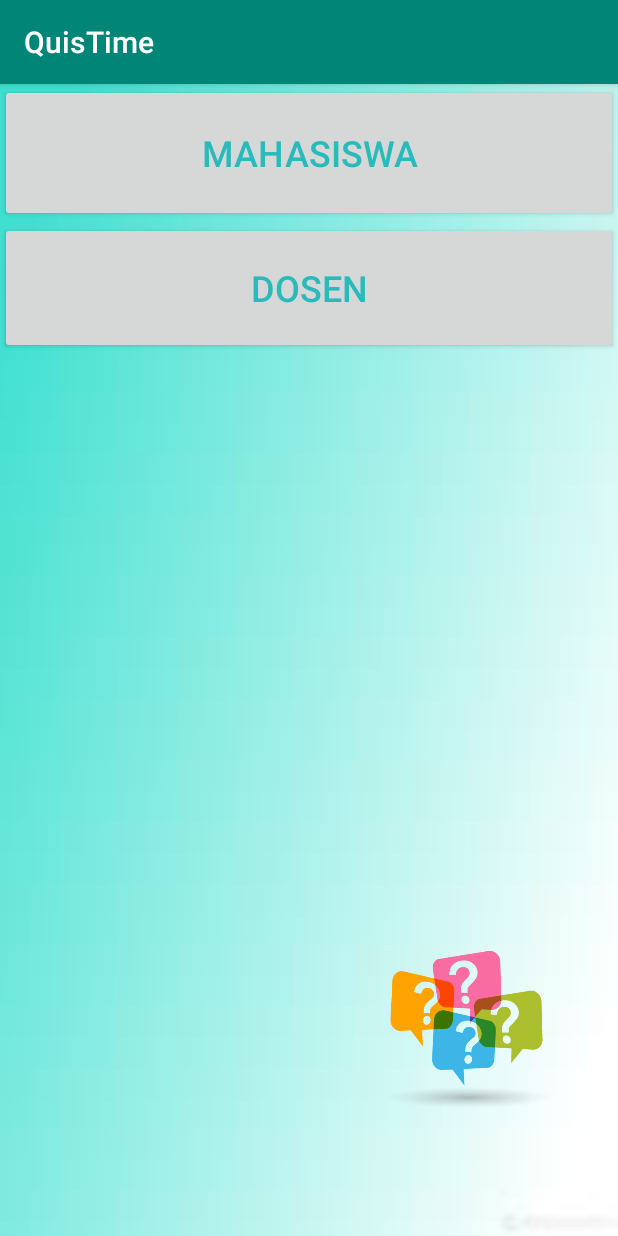
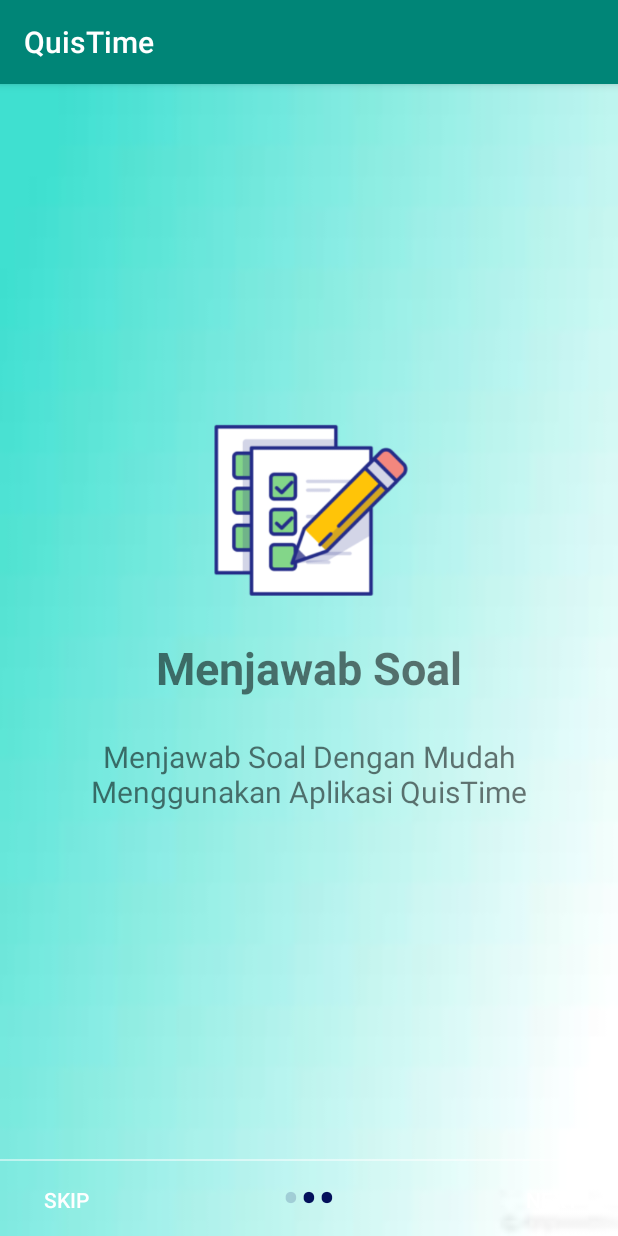
Before and after one commit to MalangDeveloper/QuisTime, an Android app: the screen it shows after launch once a user with an empty profile is signed in (HomeActivity before the commit, ViewPager after it), on a phone screen of 412 x 824 dp. Run offline under Robolectric (Android 15) with nearby library versions, the phone set to English and light mode, and no system bars.

Commit message:
menambahkan View Pager dan Membuat 'Dialog nilai'

```diff
--- a/app/src/main/AndroidManifest.xml
+++ b/app/src/main/AndroidManifest.xml
@@ -9,7 +9,8 @@
         android:roundIcon="@mipmap/ic_launcher_round"
         android:supportsRtl="true"
         android:theme="@style/AppTheme">
-        <activity android:name=".Menu.TokenActivity"></activity>
+        <activity android:name=".Menu.ViewPager" />
+        <activity android:name=".Menu.TokenActivity" />
         <activity android:name=".Menu.MatkulActivity" />
         <activity android:name=".Menu.TambahMatkulActivity" />
         <activity android:name=".Menu.SigninActivity" />
--- a/app/src/main/java/com/example/quistime/MainActivity.java
+++ b/app/src/main/java/com/example/quistime/MainActivity.java
@@ -7,12 +7,7 @@ import android.os.Bundle;
 import android.os.Handler;
 import android.widget.TextView;
 
-import com.example.quistime.Menu.HomeActivity;
-import com.example.quistime.Models.Login;
-import com.example.quistime.Models.Matkul;
-import com.google.firebase.auth.FirebaseAuth;
-
-import static com.example.quistime.Adapter.MatkulDosenAdapter.MATKUL;
+import com.example.quistime.Menu.ViewPager;
 
 public class MainActivity extends AppCompatActivity {
     TextView txt;
@@ -24,7 +19,7 @@ public class MainActivity extends AppCompatActivity {
         new Handler().postDelayed(new Runnable() {
             @Override
             public void run() {
-                startActivity(new Intent(MainActivity.this, HomeActivity.class));
+                startActivity(new Intent(MainActivity.this, ViewPager.class));
                 finish();
             }
         },1000);
--- a/app/src/main/java/com/example/quistime/Menu/JawabActivity.java
+++ b/app/src/main/java/com/example/quistime/Menu/JawabActivity.java
@@ -83,9 +83,7 @@ public class JawabActivity extends AppCompatActivity {
         database.child("Nilai").child(NIM).push().setValue(n).addOnSuccessListener(JawabActivity.this, new OnSuccessListener<Void>() {
             @Override
             public void onSuccess(Void aVoid) {
-                Intent intent = new Intent(JawabActivity.this, HomeActivity.class);
-                startActivity(intent);
-                finish();
+                Toast.makeText(JawabActivity.this, "Nilai Berhasil Disimpan", Toast.LENGTH_SHORT).show();
             }
         });
     }
--- /dev/null
+++ b/app/src/main/java/com/example/quistime/Menu/ViewPager.java
@@ -0,0 +1,170 @@
+package com.example.quistime.Menu;
+
+import androidx.appcompat.app.AppCompatActivity;
+import androidx.viewpager.widget.PagerAdapter;
+
+import android.content.Context;
+import android.content.Intent;
+import android.os.Bundle;
+import android.text.Html;
+import android.view.LayoutInflater;
+import android.view.View;
+import android.view.ViewGroup;
+import android.widget.Button;
+import android.widget.LinearLayout;
+import android.widget.TextView;
+
+import com.example.quistime.R;
+
+public class ViewPager extends AppCompatActivity {
+
+    private androidx.viewpager.widget.ViewPager viewPager;
+    private MyViewPagerAdapter myViewPagerAdapter;
+    private LinearLayout dotsLayout;
+    private TextView[] dots;
+    private int[] layouts;
+    private Button btnSkip, btnNext;
+
+    @Override
+    protected void onCreate(Bundle savedInstanceState) {
+        super.onCreate(savedInstanceState);
+        setContentView(R.layout.activity_view_pager);
+
+        viewPager = findViewById(R.id.view_pager);
+        dotsLayout = findViewById(R.id.layoutDots);
+        btnSkip = findViewById(R.id.btn_skip);
+        btnNext = findViewById(R.id.btn_next);
+        layouts = new int[]{
+                R.layout.viewpager2,
+                R.layout.viewpager1,
+                R.layout.viewpager3};
+
+        addBottomDots(0);
+
+        myViewPagerAdapter = new MyViewPagerAdapter();
+        viewPager.setAdapter(myViewPagerAdapter);
+        viewPager.addOnPageChangeListener(viewPagerPageChangeListener);
+
+        btnSkip.setOnClickListener(new View.OnClickListener() {
+            @Override
+            public void onClick(View v) {
+                launchHomeScreen();
+            }
+        });
+
+        btnNext.setOnClickListener(new View.OnClickListener() {
+            @Override
+            public void onClick(View v) {
+                // checking for last page
+                // if last page home screen will be launched
+                int current = getItem(+1);
+                if (current < layouts.length) {
+                    // move to next screen
+                    viewPager.setCurrentItem(current);
+                } else {
+                    launchHomeScreen();
+                }
+            }
+        });
+    }
+
+    private void addBottomDots(int currentPage) {
+        dots = new TextView[layouts.length];
+
+        int[] colorsActive = getResources().getIntArray(R.array.array_dot_active);
+        int[] colorsInactive = getResources().getIntArray(R.array.array_dot_inactive);
+
+        dotsLayout.removeAllViews();
+        for (int i = 0; i < dots.length; i++) {
+            dots[i] = new TextView(this);
+            dots[i].setText(Html.fromHtml("&#8226;"));
+            dots[i].setTextSize(35);
+            dots[i].setTextColor(colorsInactive[currentPage]);
+            dotsLayout.addView(dots[i]);
+        }
+
+        if (dots.length > 0)
+            dots[currentPage].setTextColor(colorsActive[currentPage]);
+    }
+
+
+    private int getItem(int i) {
+        return viewPager.getCurrentItem() + i;
+    }
+
+    private void launchHomeScreen() {
+        Intent intent = new Intent(ViewPager.this, HomeActivity.class);
+        intent.addFlags(Intent.FLAG_ACTIVITY_CLEAR_TOP);
+        intent.addFlags(Intent.FLAG_ACTIVITY_CLEAR_TASK);
+        intent.addFlags(Intent.FLAG_ACTIVITY_NEW_TASK);
+        startActivity(intent);
+        finish();
+    }
+
+    //  viewpager change listener
+    androidx.viewpager.widget.ViewPager.OnPageChangeListener viewPagerPageChangeListener = new androidx.viewpager.widget.ViewPager.OnPageChangeListener() {
+
+        @Override
+        public void onPageSelected(int position) {
+            addBottomDots(position);
+
+            // changing the next button text 'NEXT' / 'GOT IT'
+            if (position == layouts.length - 1) {
+                // last page. make button text to GOT IT
+                btnNext.setText(getString(R.string.start));
+                btnSkip.setVisibility(View.GONE);
+            } else {
+                // still pages are left
+                btnNext.setText(getString(R.string.next));
+                btnSkip.setVisibility(View.VISIBLE);
+            }
+        }
+
+        @Override
+        public void onPageScrolled(int arg0, float arg1, int arg2) {
+
+        }
+
+        @Override
+        public void onPageScrollStateChanged(int arg0) {
+
+        }
+    };
+
+    /**
+     * View pager adapter
+     */
+    public class MyViewPagerAdapter extends PagerAdapter {
+        private LayoutInflater layoutInflater;
+
+        public MyViewPagerAdapter() {
+        }
+
+        @Override
+        public Object instantiateItem(ViewGroup container, int position) {
+            layoutInflater = (LayoutInflater) getSystemService(Context.LAYOUT_INFLATER_SERVICE);
+
+            View view = layoutInflater.inflate(layouts[position], container, false);
+            container.addView(view);
+
+            return view;
+        }
+
+        @Override
+        public int getCount() {
+            return layouts.length;
+        }
+
+        @Override
+        public boolean isViewFromObject(View view, Object obj) {
+            return view == obj;
+        }
+
+
+        @Override
+        public void destroyItem(ViewGroup container, int position, Object object) {
+            View view = (View) object;
+            container.removeView(view);
+        }
+    }
+}
--- /dev/null
+++ b/app/src/main/res/layout/activity_view_pager.xml
@@ -0,0 +1,51 @@
+<?xml version="1.0" encoding="utf-8"?>
+<RelativeLayout xmlns:android="http://schemas.android.com/apk/res/android"
+    xmlns:app="http://schemas.android.com/apk/res-auto"
+    xmlns:tools="http://schemas.android.com/tools"
+    android:layout_width="match_parent"
+    android:layout_height="match_parent"
+    tools:showIn="@layout/activity_view_pager">
+
+    <androidx.viewpager.widget.ViewPager
+        android:id="@+id/view_pager"
+        android:layout_width="match_parent"
+        android:layout_height="match_parent"
+        android:background="@color/blue"/>
+
+    <LinearLayout
+        android:id="@+id/layoutDots"
+        android:layout_width="match_parent"
+        android:layout_height="30dp"
+        android:layout_alignParentBottom="true"
+        android:layout_marginBottom="20dp"
+        android:gravity="center"
+        android:orientation="horizontal"></LinearLayout>
+
+    <View
+        android:layout_width="match_parent"
+        android:layout_height="1dp"
+        android:alpha=".5"
+        android:layout_above="@id/layoutDots"
+        android:background="@android:color/white" />
+
+    <Button
+        android:id="@+id/btn_next"
+        android:layout_width="wrap_content"
+        android:layout_height="wrap_content"
+        android:layout_alignParentBottom="true"
+        android:layout_alignParentRight="true"
+        android:background="@null"
+        android:text="@string/next"
+        android:textColor="@android:color/white" />
+
+    <Button
+        android:id="@+id/btn_skip"
+        android:layout_width="wrap_content"
+        android:layout_height="wrap_content"
+        android:layout_alignParentBottom="true"
+        android:layout_alignParentLeft="true"
+        android:background="@null"
+        android:text="@string/skip"
+        android:textColor="@android:color/white" />
+
+</RelativeLayout>
--- /dev/null
+++ b/app/src/main/res/layout/viewpager2.xml
@@ -0,0 +1,44 @@
+<?xml version="1.0" encoding="utf-8"?>
+<androidx.constraintlayout.widget.ConstraintLayout xmlns:android="http://schemas.android.com/apk/res/android"
+    xmlns:app="http://schemas.android.com/apk/res-auto"
+    xmlns:tools="http://schemas.android.com/tools"
+    android:id="@+id/linearLayout5"
+    android:layout_width="match_parent"
+    android:layout_height="match_parent"
+    android:background="@drawable/background">
+
+    <ImageView
+        android:id="@+id/imageView2"
+        android:layout_width="150dp"
+        android:layout_height="150dp"
+        app:layout_constraintBottom_toTopOf="@+id/textView12"
+        app:layout_constraintEnd_toEndOf="parent"
+        app:layout_constraintStart_toStartOf="parent"
+        app:srcCompat="@drawable/menjawab" />
+
+    <TextView
+        android:id="@+id/textView12"
+        android:gravity="center"
+        android:layout_width="0dp"
+        android:layout_height="wrap_content"
+        android:text="Menjawab Soal"
+        android:paddingTop="10dp"
+        android:textSize="30dp"
+        android:textStyle="bold"
+        app:layout_constraintBottom_toBottomOf="parent"
+        app:layout_constraintEnd_toEndOf="parent"
+        app:layout_constraintStart_toStartOf="parent"
+        app:layout_constraintTop_toTopOf="parent" />
+
+    <TextView
+        android:id="@+id/textView16"
+        android:layout_width="wrap_content"
+        android:layout_height="wrap_content"
+        android:text="@string/mwnjawab"
+        android:textSize="20dp"
+        android:padding="25dp"
+        android:gravity="center"
+        app:layout_constraintEnd_toEndOf="parent"
+        app:layout_constraintStart_toStartOf="parent"
+        app:layout_constraintTop_toBottomOf="@+id/textView12" />
+</androidx.constraintlayout.widget.ConstraintLayout>
--- a/app/src/main/res/values/colors.xml
+++ b/app/src/main/res/values/colors.xml
@@ -4,4 +4,28 @@
     <color name="colorPrimaryDark">#00574B</color>
     <color name="colorAccent">#D81B60</color>
     <color name="colorBlue">#29BBBB</color>
+    <color name="blue">#523B4DA8</color>
+
+
+    <color name="dot_dark_screen1">#03105A</color>
+    <color name="dot_dark_screen2">#03105A</color>
+    <color name="dot_dark_screen3">#03105A</color>
+
+    <color name="dot_light_screen1">#2C03105A</color>
+    <color name="dot_light_screen2">#2C03105A</color>
+    <color name="dot_light_screen3">#2C03105A</color>
+    <color name="bgdialog">#3DE1D1</color>
+    <color name="green">#510FC715</color>
+
+    <array name="array_dot_active">
+        <item>@color/dot_light_screen1</item>
+        <item>@color/dot_light_screen2</item>
+        <item>@color/dot_light_screen3</item>
+    </array>
+
+    <array name="array_dot_inactive">
+        <item>@color/dot_dark_screen1</item>
+        <item>@color/dot_dark_screen2</item>
+        <item>@color/dot_dark_screen3</item>
+    </array>
 </resources>
--- a/app/src/main/res/values/strings.xml
+++ b/app/src/main/res/values/strings.xml
@@ -7,6 +7,12 @@
     <string name="enter_kelas">Enter Your Class</string>
     <string name="enter_token">Masukkan Token Anda</string>
     <string name="enter_nama">Enter your Name</string>
+    <string name="buat">Membuat Soal Quis Dengan Mudah</string>
+    <string name="mwnjawab">Menjawab Soal Dengan Mudah Menggunakan Aplikasi QuisTime</string>
+    <string name="nilai">cek nilai yang kamu dapatkan</string>
+    <string name="next">Next</string>
+    <string name="skip">Skip</string>
+    <string name="start">Mulai</string>
 
     <array name="Soal">
         <item>A</item>
@@ -15,4 +21,6 @@
         <item>D</item>
         <item>E</item>
     </array>
+
+
 </resources>
```
Also changed, not shown: app/src/main/java/com/example/quistime/Adapter/JawabMhsAdapter.java (+36 -1 lines), app/src/main/res/layout/dialog_hasil_nilai.xml (added, +41 -0 lines), app/src/main/res/layout/viewpager1.xml (added, +44 -0 lines), app/src/main/res/layout/viewpager3.xml (added, +45 -0 lines), app/src/main/res/drawable-mdpi/hasil.png (added), app/src/main/res/drawable-mdpi/membuat.png (added), app/src/main/res/drawable-mdpi/menjawab.png (added).
